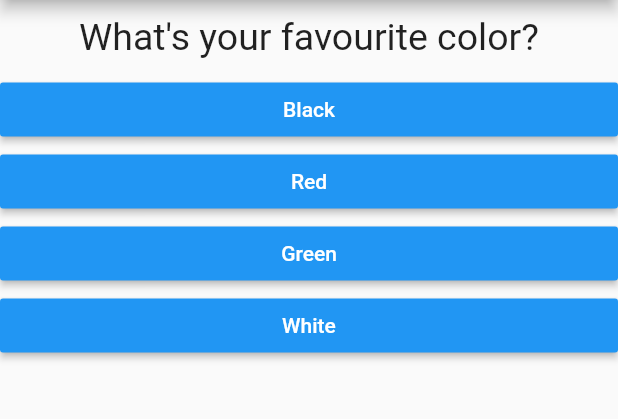
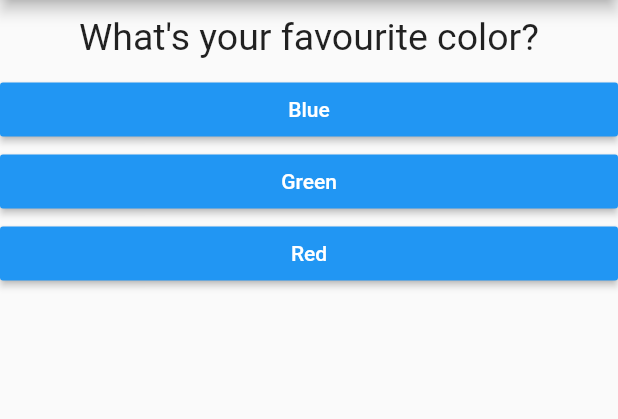
Before and after one commit to alihsistu/simple_flutter_question, a Flutter app: the screen it shows after launch, on a phone screen of 412 x 824 dp, the part 84-503 px from its top. Run offline on Flutter 3.47's test engine with Material 2 defaults, Android fonts, the phone set to English and light mode, and no system bars.

Commit message:
refactor: splitted code feat: calculate total score feat: getters and if else if

```diff
--- a/lib/main.dart
+++ b/lib/main.dart
@@ -15,7 +15,9 @@ class MyApp extends StatefulWidget {
 
 class _MyAppState extends State<MyApp> {
   var _questionIndex = 0;
-  void _answerQuestion() {
+  var _totalScore = 0;
+  void _answerQuestion(int score) {
+    _totalScore = _totalScore + score;
     setState(() {
       _questionIndex += 1;
     });
@@ -28,15 +30,27 @@ class _MyAppState extends State<MyApp> {
   static const _questions = [
     {
       'questionText': 'What\'s your favourite color?',
-      'answers': ['Black', 'Red', 'Green', 'White']
+      'answers': [
+        {'text': 'Blue', 'score': 1},
+        {'text': 'Green', 'score': 2},
+        {'text': 'Red', 'score': 3},
+      ]
     },
     {
       'questionText': 'what\'s your favourite animal?',
-      'answers': ['Dog', 'Cat', 'Elephant', 'Lion']
+      'answers': [
+        {'text': 'Dog', 'score': 1},
+        {'text': 'Mouse', 'score': 2},
+        {'text': 'Cat', 'score': 3}
+      ]
     },
     {
       'questionText': 'Who\'s your favourite football player?',
-      'answers': ['Ali', 'Max', 'Messi', 'Ronaldo']
+      'answers': [
+        {'text': 'Messi', 'score': 1},
+        {'text': 'Neymar', 'score': 2},
+        {'text': 'Ronaldo', 'score': 3}
+      ]
     },
   ];
   @override
@@ -52,7 +66,9 @@ class _MyAppState extends State<MyApp> {
                 questionIndex: _questionIndex,
                 questions: _questions,
               )
-            : Result(),
+            // Passing the answerQuestion, questionIndex and questions to the QUIZ Widget
+            // (Similar to passing props <quiz :questions="_questions" etc /> as in VUEJS ),
+            : Result(_totalScore),
       ),
     );
   }
--- a/lib/quiz.dart
+++ b/lib/quiz.dart
@@ -3,10 +3,14 @@ import './question.dart';
 import './answer.dart';
 
 class Quiz extends StatelessWidget {
-  // const Quiz({Key key}) : super(key: key);
+  // Accepting the questions, answerQuestions and questionIndex values (props in VUEJS)
   final List<Map<String, Object>> questions;
   final Function answerQuestion;
   final int questionIndex;
+  // Initializing the above values and making them required
+  // props:{
+  // questions:{ required:true }
+  // }
   Quiz(
       {@required this.questions,
       @required this.answerQuestion,
@@ -18,9 +22,10 @@ class Quiz extends StatelessWidget {
       child: Column(
         children: [
           Question(questions[questionIndex]['questionText']),
-          ...(questions[questionIndex]['answers'] as List<String>)
+          ...(questions[questionIndex]['answers'] as List<Map<String, Object>>)
               .map((answer) {
-            return Answer(answerQuestion, answer);
+            return Answer(
+                () => answerQuestion(answer['score']), answer['text']);
           }).toList()
         ],
       ),
```
Also changed, not shown: lib/result.dart (+18 -3 lines).
